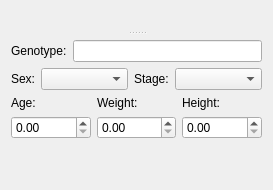
ctigaret/scipyen, file src/scipyen/gui/widgets/dataclasswidgets/biometricswidget.ui: the form before one commit.
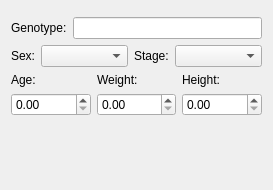
The form after the commit. Custom widgets are drawn as their Qt base class.

Diff of the .ui file:
```diff
--- a/src/scipyen/gui/widgets/dataclasswidgets/biometricswidget.ui
+++ b/src/scipyen/gui/widgets/dataclasswidgets/biometricswidget.ui
@@ -15,24 +15,6 @@
   </property>
   <layout class="QGridLayout" name="gridLayout">
    <item row="0" column="0">
-    <widget class="QSplitter" name="splitter">
-     <property name="orientation">
-      <enum>Qt::Orientation::Vertical</enum>
-     </property>
-     <property name="handleWidth">
-      <number>3</number>
-     </property>
-     <widget class="DataExchangeWidget" name="dataExchangeWidget" native="true">
-      <property name="sizePolicy">
-       <sizepolicy hsizetype="MinimumExpanding" vsizetype="Fixed">
-        <horstretch>0</horstretch>
-        <verstretch>1</verstretch>
-       </sizepolicy>
-      </property>
-     </widget>
-     <widget class="QWidget" name="layoutWidget">
-      <layout class="QVBoxLayout" name="verticalLayout_4">
-       <item>
         <widget class="NameDescriptionWidget" name="nameDescriptionWidget" native="true">
          <property name="sizePolicy">
           <sizepolicy hsizetype="Preferred" vsizetype="Minimum">
@@ -42,7 +24,7 @@
          </property>
         </widget>
        </item>
-       <item>
+   <item row="1" column="0">
         <layout class="QHBoxLayout" name="horizontalLayout_6">
          <item>
           <widget class="QLabel" name="label">
@@ -72,7 +54,7 @@
          </item>
         </layout>
        </item>
-       <item>
+   <item row="2" column="0">
         <layout class="QHBoxLayout" name="horizontalLayout">
          <item>
           <widget class="QLabel" name="label_2">
@@ -164,7 +146,7 @@
          </item>
         </layout>
        </item>
-       <item>
+   <item row="3" column="0">
         <layout class="QHBoxLayout" name="horizontalLayout_4">
          <item>
           <layout class="QVBoxLayout" name="verticalLayout">
@@ -237,7 +219,7 @@
          </item>
         </layout>
        </item>
-       <item>
+   <item row="4" column="0">
         <spacer name="verticalSpacer">
          <property name="orientation">
           <enum>Qt::Orientation::Vertical</enum>
@@ -252,28 +234,18 @@
        </item>
       </layout>
      </widget>
-    </widget>
-   </item>
-  </layout>
- </widget>
  <customwidgets>
-  <customwidget>
-   <class>DataExchangeWidget</class>
-   <extends>QWidget</extends>
-   <header location="global">gui.widgets.dataclasswidgets.dataexchangewidget</header>
-   <container>1</container>
-  </customwidget>
-  <customwidget>
-   <class>NameDescriptionWidget</class>
-   <extends>QWidget</extends>
-   <header location="global">gui.widgets.dataclasswidgets.namedescriptionwidget</header>
-   <container>1</container>
-  </customwidget>
   <customwidget>
    <class>LineEdit</class>
    <extends>QLineEdit</extends>
    <header location="global">gui.widgets.small_widgets</header>
   </customwidget>
+  <customwidget>
+   <class>NameDescriptionWidget</class>
+   <extends>QWidget</extends>
+   <header location="global">gui.widgets.dataclasswidgets.namedescriptionwidget</header>
+   <container>1</container>
+  </customwidget>
   <customwidget>
    <class>QuantitySpinBox</class>
    <extends>QDoubleSpinBox</extends>
```
Lines whose indentation alone changed are shown as unchanged.
